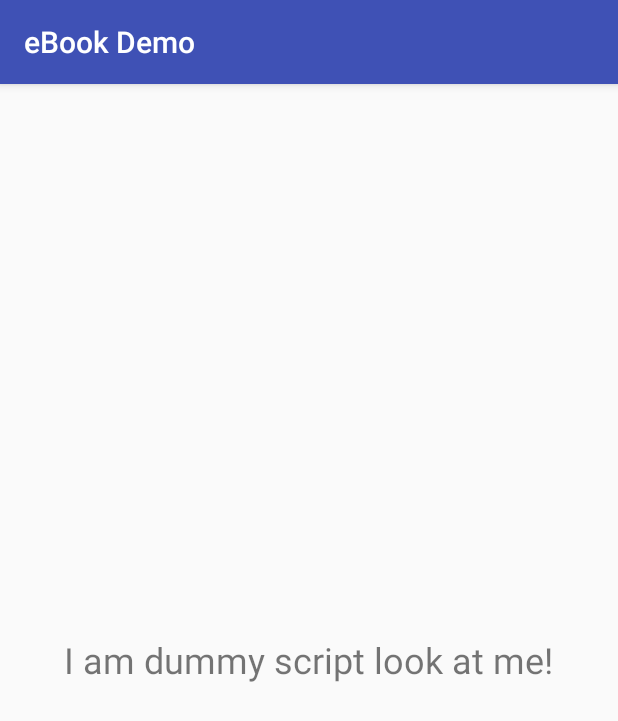
After one commit to strider2023/Book-Demo, an Android app: the KinderActivity screen opened directly, with no data from a screen before it, on a phone screen of 412 x 824 dp. The commit adds this screen. Shown: the top 721 px of the screen. Run offline under Robolectric (Android 15) with nearby library versions, the phone set to English and light mode, and no system bars; our stand-ins replace ButterKnife.

Commit message:
Added game adapter
Added game adapter

```diff
--- a/app/src/main/java/com/touchmenotapps/bookdemo/HomeActivity.java
+++ b/app/src/main/java/com/touchmenotapps/bookdemo/HomeActivity.java
@@ -47,6 +47,9 @@ public class HomeActivity extends AppCompatActivity {
                     case 6:
                         intent = new Intent(HomeActivity.this, BlinkScanActivity.class);
                         break;
+                    case 7:
+                        intent = new Intent(HomeActivity.this, KinderActivity.class);
+                        break;
                 }
                 if(intent != null) {
                     startActivity(intent);
--- /dev/null
+++ b/app/src/main/java/com/touchmenotapps/bookdemo/adapter/GameAdapter.java
@@ -0,0 +1,52 @@
+package com.touchmenotapps.bookdemo.adapter;
+
+import android.content.Context;
+import android.support.v7.widget.RecyclerView;
+import android.view.LayoutInflater;
+import android.view.View;
+import android.view.ViewGroup;
+
+import com.touchmenotapps.bookdemo.R;
+import com.touchmenotapps.bookdemo.dao.QuestionDAO;
+import com.touchmenotapps.bookdemo.dao.interfaces.OnQuestionSelected;
+import com.touchmenotapps.bookdemo.views.GameViewHolder;
+
+import java.util.ArrayList;
+import java.util.List;
+
+/**
+ * Created by i7 on 31-05-2017.
+ */
+
+public class GameAdapter extends RecyclerView.Adapter<GameViewHolder> {
+
+    private List<QuestionDAO> questionDAOList = new ArrayList<>();
+    private OnQuestionSelected onQuestionSelected;
+
+    public GameAdapter(OnQuestionSelected onQuestionSelected) {
+        this.onQuestionSelected = onQuestionSelected;
+    }
+
+    public void setQuestionDAOList(List<QuestionDAO> questionDAOList) {
+        this.questionDAOList = questionDAOList;
+        notifyDataSetChanged();
+    }
+
+    @Override
+    public GameViewHolder onCreateViewHolder(ViewGroup parent, int viewType) {
+        View view = LayoutInflater.from(parent.getContext()).inflate(R.layout.adapter_grid_item,
+                parent, false);
+        return new GameViewHolder(view);
+    }
+
+    @Override
+    public void onBindViewHolder(GameViewHolder holder, int position) {
+        holder.setOnQuestionSelected(onQuestionSelected);
+        holder.setData(questionDAOList.get(position));
+    }
+
+    @Override
+    public int getItemCount() {
+        return questionDAOList.size();
+    }
+}
--- /dev/null
+++ b/app/src/main/java/com/touchmenotapps/bookdemo/dao/interfaces/OnQuestionSelected.java
@@ -0,0 +1,12 @@
+package com.touchmenotapps.bookdemo.dao.interfaces;
+
+/**
+ * Created by i7 on 31-05-2017.
+ */
+
+public interface OnQuestionSelected {
+
+    void onRightAnswer();
+
+    void onWrongAnswer();
+}
--- /dev/null
+++ b/app/src/main/res/drawable/ic_trophy.xml
@@ -0,0 +1,19 @@
+<vector android:height="256dp" android:viewportHeight="64.0"
+    android:viewportWidth="64.0" android:width="256dp" xmlns:android="http://schemas.android.com/apk/res/android">
+    <path android:fillColor="#C75C5C" android:pathData="M32,32m-32,0a32,32 0,1 1,64 0a32,32 0,1 1,-64 0"/>
+    <path android:fillAlpha="0.2" android:fillColor="#231F20"
+        android:pathData="M48,52c0,1.11 -0.89,2 -2,2H18c-1.11,0 -2,-0.89 -2,-2l0,0c0,-1.11 0.89,-2 2,-2h28C47.1,50 48,50.9 48,52L48,52z" android:strokeAlpha="0.2"/>
+    <path android:fillColor="#E0995E" android:pathData="M36,45c0,1.66 -1.34,3 -3,3h-2c-1.66,0 -3,-1.34 -3,-3V35c0,-1.66 1.34,-3 3,-3h2c1.66,0 3,1.34 3,3V45z"/>
+    <path android:fillAlpha="0.2" android:fillColor="#231F20"
+        android:pathData="M41,34c-1.1,0 -2,-0.9 -2,-2s0.9,-2 2,-2c3.18,0 7,-5.49 7,-8.94C48,18.35 48,18 44,18H20c-4,0 -4,0.35 -4,3.06C16,24.51 19.82,30 23,30c1.1,0 2,0.9 2,2s-0.9,2 -2,2c-5.56,0 -11,-7.41 -11,-12.94C12,14.54 15.78,14 20,14h24c4.22,0 8,0.54 8,7.06C52,26.59 46.56,34 41,34z" android:strokeAlpha="0.2"/>
+    <path android:fillColor="#E0995E" android:pathData="M41,32c-1.1,0 -2,-0.9 -2,-2s0.9,-2 2,-2c3.18,0 7,-5.49 7,-8.94C48,16.35 48,16 44,16H20c-4,0 -4,0.35 -4,3.06C16,22.51 19.82,28 23,28c1.1,0 2,0.9 2,2s-0.9,2 -2,2c-5.56,0 -11,-7.41 -11,-12.94C12,12.54 15.78,12 20,12h24c4.22,0 8,0.54 8,7.06C52,24.59 46.56,32 41,32z"/>
+    <path android:fillColor="#F5CF87" android:pathData="M18.04,12C18.65,31.91 26.43,36 32,36s13.35,-4.09 13.96,-24H18.04z"/>
+    <path android:fillColor="#F5CF87" android:pathData="M43.71,50.25C42.51,46.68 37.73,44 32,44s-10.51,2.68 -11.7,6.25H43.71z"/>
+    <path android:fillColor="#4F5D73" android:pathData="M48,50c0,1.11 -0.89,2 -2,2H18c-1.11,0 -2,-0.89 -2,-2l0,0c0,-1.11 0.89,-2 2,-2h28C47.1,48 48,48.9 48,50L48,50z"/>
+    <path android:fillAlpha="0.2" android:fillColor="#231F20"
+        android:pathData="M38,42c0,1.11 -0.89,2 -2,2h-8c-1.11,0 -2,-0.89 -2,-2l0,0c0,-1.11 0.89,-2 2,-2h8C37.1,40 38,40.9 38,42L38,42z" android:strokeAlpha="0.2"/>
+    <path android:fillColor="#F5CF87" android:pathData="M38,40c0,1.11 -0.89,2 -2,2h-8c-1.11,0 -2,-0.89 -2,-2l0,0c0,-1.11 0.89,-2 2,-2h8C37.1,38 38,38.9 38,40L38,40z"/>
+    <path android:fillAlpha="0.2" android:fillColor="#231F20"
+        android:pathData="M48,16c0,1.11 -0.89,2 -2,2H18c-1.11,0 -2,-0.89 -2,-2l0,0c0,-1.11 0.89,-2 2,-2h28C47.1,14 48,14.9 48,16L48,16z" android:strokeAlpha="0.2"/>
+    <path android:fillColor="#F5CF87" android:pathData="M48,14c0,1.11 -0.89,2 -2,2H18c-1.11,0 -2,-0.89 -2,-2l0,0c0,-1.11 0.89,-2 2,-2h28C47.1,12 48,12.9 48,14L48,14z"/>
+</vector>
--- /dev/null
+++ b/app/src/main/res/drawable/shape_border_rectangle.xml
@@ -0,0 +1,6 @@
+<?xml version="1.0" encoding="utf-8"?>
+<shape xmlns:android="http://schemas.android.com/apk/res/android" android:shape="rectangle">
+    <solid android:color="@android:color/transparent"/>
+    <stroke android:color="@android:color/darker_gray" android:width="2dp" />
+    <corners android:radius="5dp" />
+</shape>
--- /dev/null
+++ b/app/src/main/res/drawable/shape_border_yellow_rectangle.xml
@@ -0,0 +1,5 @@
+<?xml version="1.0" encoding="utf-8"?>
+<shape xmlns:android="http://schemas.android.com/apk/res/android" android:shape="rectangle">
+    <solid android:color="@android:color/holo_blue_dark"/>
+    <corners android:radius="5dp" />
+</shape>
--- /dev/null
+++ b/app/src/main/res/drawable/shape_oval_red.xml
@@ -0,0 +1,5 @@
+<?xml version="1.0" encoding="utf-8"?>
+<shape xmlns:android="http://schemas.android.com/apk/res/android" android:shape="oval">
+    <solid android:color="@android:color/holo_red_dark" />
+    <padding android:bottom="5dp" android:top="5dp" android:left="5dp" android:right="5dp" />
+</shape>
--- /dev/null
+++ b/app/src/main/res/layout/activity_kinder.xml
@@ -0,0 +1,129 @@
+<?xml version="1.0" encoding="utf-8"?>
+<RelativeLayout xmlns:android="http://schemas.android.com/apk/res/android"
+    xmlns:tools="http://schemas.android.com/tools"
+    android:layout_width="match_parent"
+    android:layout_height="match_parent"
+    android:animateLayoutChanges="true"
+    tools:context="com.touchmenotapps.bookdemo.KinderActivity">
+
+    <LinearLayout
+        android:id="@+id/game_container"
+        android:layout_width="match_parent"
+        android:layout_height="match_parent"
+        android:gravity="center"
+        android:orientation="vertical"
+        android:visibility="gone">
+
+        <LinearLayout
+            android:layout_width="match_parent"
+            android:layout_height="wrap_content"
+            android:gravity="center"
+            android:orientation="horizontal">
+
+            <ImageView
+                android:layout_width="36dp"
+                android:layout_height="36dp"
+                android:layout_margin="10dp"
+                android:src="@drawable/boat" />
+
+            <android.support.v4.widget.Space
+                android:layout_width="match_parent"
+                android:layout_height="wrap_content"
+                android:layout_weight="1" />
+
+            <TextView
+                android:layout_width="wrap_content"
+                android:layout_height="wrap_content"
+                android:layout_margin="10dp"
+                android:text="Score"
+                android:textSize="20sp" />
+
+            <TextView
+                android:id="@+id/score_counter"
+                android:layout_width="120dp"
+                android:layout_height="wrap_content"
+                android:layout_margin="10dp"
+                android:background="@drawable/shape_border_rectangle"
+                android:gravity="center"
+                android:padding="5dp"
+                android:text="0"
+                android:textSize="18sp"
+                android:textStyle="bold" />
+
+            <android.support.v4.widget.Space
+                android:layout_width="match_parent"
+                android:layout_height="wrap_content"
+                android:layout_weight="1" />
+
+        </LinearLayout>
+
+        <RelativeLayout
+            android:layout_width="match_parent"
+            android:layout_height="match_parent">
+
+            <android.support.v7.widget.RecyclerView
+                android:id="@+id/object_container"
+                android:layout_width="wrap_content"
+                android:layout_height="wrap_content"
+                android:layout_centerInParent="true"
+                android:layout_gravity="center"
+                android:layout_margin="10dp" />
+
+            <ImageView
+                android:id="@+id/congrats_image"
+                android:layout_width="wrap_content"
+                android:layout_height="wrap_content"
+                android:layout_margin="10dp"
+                android:src="@drawable/ic_trophy"
+                android:layout_centerInParent="true"
+                android:visibility="gone"/>
+
+        </RelativeLayout>
+
+    </LinearLayout>
+
+    <LinearLayout
+        android:id="@+id/select_view"
+        android:layout_width="match_parent"
+        android:layout_height="match_parent"
+        android:gravity="center"
+        android:orientation="horizontal"
+        android:visibility="gone">
+
+        <Button
+            android:id="@+id/show_me"
+            android:layout_width="wrap_content"
+            android:layout_height="wrap_content"
+            android:text="Show Me" />
+
+        <Button
+            android:id="@+id/play"
+            android:layout_width="wrap_content"
+            android:layout_height="wrap_content"
+            android:text="Play" />
+
+    </LinearLayout>
+
+    <TextView
+        android:id="@+id/level_name"
+        android:layout_width="wrap_content"
+        android:layout_height="wrap_content"
+        android:layout_centerInParent="true"
+        android:background="@drawable/shape_border_yellow_rectangle"
+        android:padding="10dp"
+        android:text="Level 1"
+        android:textColor="@android:color/white"
+        android:textSize="24sp"
+        android:visibility="gone" />
+
+    <TextView
+        android:id="@+id/script_text"
+        android:layout_width="wrap_content"
+        android:layout_height="wrap_content"
+        android:layout_centerInParent="true"
+        android:padding="10dp"
+        android:text="I am dummy script look at me!"
+        android:textSize="24sp"
+        android:visibility="visible" />
+
+</RelativeLayout>
--- a/app/src/main/res/values/strings.xml
+++ b/app/src/main/res/values/strings.xml
@@ -8,6 +8,7 @@
         <item>Calendar</item>
         <item>Custom Navigation</item>
         <item>Blink Scan</item>
+        <item>Kinder App</item>
     </string-array>
 
     <string-array name="rhyme">
--- a/build.gradle
+++ b/build.gradle
@@ -6,7 +6,7 @@ buildscript {
         maven { url 'http://maven.microblink.com' }
     }
     dependencies {
-        classpath 'com.android.tools.build:gradle:2.3.2'
+        classpath 'com.android.tools.build:gradle:2.3.3'
         classpath 'com.neenbedankt.gradle.plugins:android-apt:1.8'
         // NOTE: Do not place your application dependencies here; they belong
         // in the individual module build.gradle files
```
Also changed, not shown: app/src/main/AndroidManifest.xml (+30 -10 lines), app/src/main/java/com/touchmenotapps/bookdemo/KinderActivity.java (added, +233 -0 lines), app/src/main/java/com/touchmenotapps/bookdemo/dao/QuestionDAO.java (added, +36 -0 lines), app/src/main/java/com/touchmenotapps/bookdemo/views/GameViewHolder.java (added, +64 -0 lines), app/src/main/res/drawable/ic_cancel_black_24dp.xml (added, +9 -0 lines), app/src/main/res/drawable/ic_check_black_24dp.xml (added, +9 -0 lines), app/src/main/res/layout/adapter_grid_item.xml (added, +38 -0 lines).
